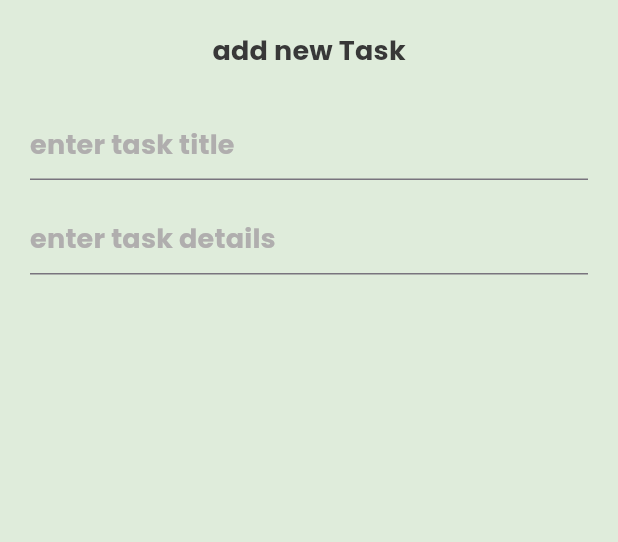
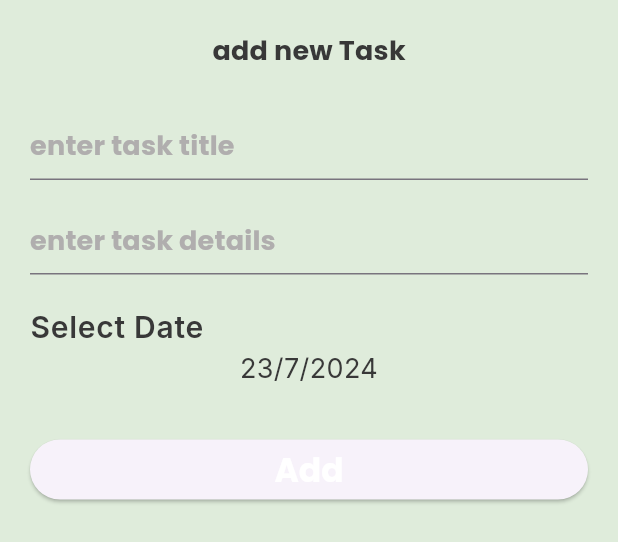
Before and after one commit to ShahdAhmed134/to_do, a Flutter app: the AddTaskBottomSheet widget shown alone on an empty page, opened directly, on a phone screen of 412 x 824 dp. Shown: the top 542 px of the screen. Run offline on Flutter 3.47's test engine with Material 3 defaults, Android fonts, the phone set to English and light mode, and no system bars; our stand-ins replace google_fonts.

```diff
--- a/lib/add_list/add_task.dart
+++ b/lib/add_list/add_task.dart
@@ -1,7 +1,15 @@
 import 'package:flutter/material.dart';
 import 'package:to_do_app/app_colors.dart';
 
-class AddTaskBottomSheet extends StatelessWidget {
+class AddTaskBottomSheet extends StatefulWidget {
+  @override
+  State<AddTaskBottomSheet> createState() => _AddTaskBottomSheetState();
+}
+
+class _AddTaskBottomSheetState extends State<AddTaskBottomSheet> {
+  var formKey = GlobalKey<FormState>();
+  var selectedDate = DateTime.now();
+
   @override
   Widget build(BuildContext context) {
     return Container(
@@ -16,10 +24,22 @@ class AddTaskBottomSheet extends StatelessWidget {
             height: 25,
           ),
           Form(
+              key: formKey,
               child: Column(
-            children: [
+                crossAxisAlignment: CrossAxisAlignment.stretch,
+                children: [
               TextFormField(
-                decoration: InputDecoration(
+                    validator: (text) {
+                      if (text == null || text.isEmpty) {
+                        return 'please enter task title';
+
+                        /// invalid
+                      }
+                      return null;
+
+                      /// valid
+                    },
+                    decoration: InputDecoration(
                   hintText: 'enter task title',
                   hintStyle: Theme.of(context)
                       .textTheme
@@ -31,18 +51,71 @@ class AddTaskBottomSheet extends StatelessWidget {
                 height: 15,
               ),
               TextFormField(
-                decoration: InputDecoration(
+                    validator: (text) {
+                      if (text == null || text.isEmpty) {
+                        return 'please enter task details';
+                      }
+                      return null;
+                    },
+                    decoration: InputDecoration(
                   hintText: 'enter task details',
                   hintStyle: Theme.of(context)
                       .textTheme
                       .titleMedium!
                       .copyWith(color: AppColors.grayColor),
                 ),
-              )
-            ],
+                  ),
+                  SizedBox(
+                    height: 20,
+                  ),
+                  Text(
+                    'Select Date',
+                    textAlign: TextAlign.start,
+                    style: Theme.of(context).textTheme.bodyLarge,
+                  ),
+                  InkWell(
+                    onTap: () {
+                      showCalender();
+                    },
+                    child: Text(
+                        '${selectedDate.day}/${selectedDate.month}/${selectedDate.year}',
+                        textAlign: TextAlign.center,
+                        style: Theme.of(context).textTheme.bodyMedium),
+                  ),
+                  SizedBox(
+                    height: 30,
+                  ),
+                  ElevatedButton(
+                      onPressed: () {
+                        addTask();
+                      },
+                      child: Text(
+                        'Add',
+                        style: Theme.of(context).textTheme.titleLarge,
+                      ))
+                ],
           )),
         ],
       ),
     );
   }
+
+  void addTask() {
+    if (formKey.currentState!.validate()) {
+      /// add task
+    }
+  }
+
+  void showCalender() async {
+    var choosenDate = await showDatePicker(
+        context: context,
+        initialDate: DateTime.now(),
+        firstDate: DateTime.now(),
+        lastDate: DateTime.now().add(Duration(days: 356)));
+    /* if(choosenDate!=null){
+     selectedDate=choosenDate;
+   }*/
+    selectedDate = choosenDate ?? selectedDate;
+    setState(() {});
+  }
 }
--- a/lib/home/home_screen.dart
+++ b/lib/home/home_screen.dart
@@ -70,6 +70,8 @@ class _HomeScreenState extends State<HomeScreen> {
 
   void showBottomSheet() {
     showModalBottomSheet(
-        context: context, builder: (context) => AddTaskBottomSheet());
+      context: context,
+      builder: (context) => AddTaskBottomSheet(),
+    );
   }
 }
--- a/lib/my_theme.dart
+++ b/lib/my_theme.dart
@@ -31,5 +31,13 @@ class MyThemeData {
             fontSize: 18,
             fontWeight: FontWeight.bold,
             color: AppColors.blackColor),
+        bodyLarge: GoogleFonts.inter(
+            fontSize: 20,
+            fontWeight: FontWeight.w600,
+            color: AppColors.blackColor),
+        bodyMedium: GoogleFonts.inter(
+            fontSize: 18,
+            fontWeight: FontWeight.w400,
+            color: AppColors.blackColor),
       ));
 }
```
